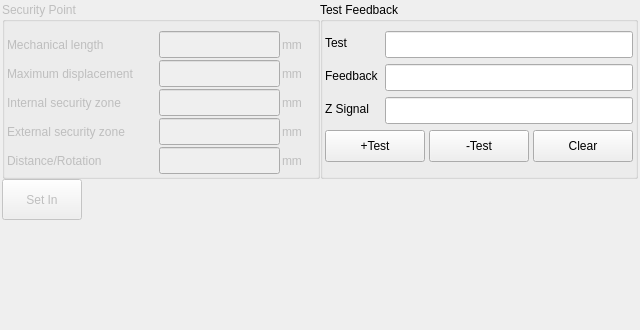
Before: the Qt Designer form hcsettings/axissettingsframe_5.ui in dongdong-2009/3-5AxisRobot, drawn with Qt 5.
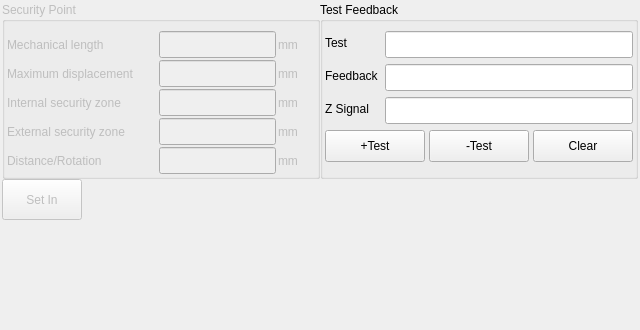
After: the same form once the commit is applied. Custom widgets are drawn as their Qt base class.

Patch:
```diff
--- a/hcsettings/axissettingsframe_5.ui
+++ b/hcsettings/axissettingsframe_5.ui
@@ -178,7 +178,7 @@
           </property>
           <property name="minimumSize">
            <size>
-            <width>26</width>
+            <width>30</width>
             <height>0</height>
            </size>
           </property>
@@ -197,7 +197,7 @@
           </property>
           <property name="minimumSize">
            <size>
-            <width>26</width>
+            <width>30</width>
             <height>0</height>
            </size>
           </property>
@@ -216,7 +216,7 @@
           </property>
           <property name="minimumSize">
            <size>
-            <width>26</width>
+            <width>30</width>
             <height>0</height>
            </size>
           </property>
@@ -235,7 +235,7 @@
           </property>
           <property name="minimumSize">
            <size>
-            <width>26</width>
+            <width>30</width>
             <height>0</height>
            </size>
           </property>
@@ -308,7 +308,7 @@
           </property>
           <property name="minimumSize">
            <size>
-            <width>26</width>
+            <width>30</width>
             <height>0</height>
            </size>
           </property>
```
Left out of the diff: 6 changed lines with no effect on the pictures.
